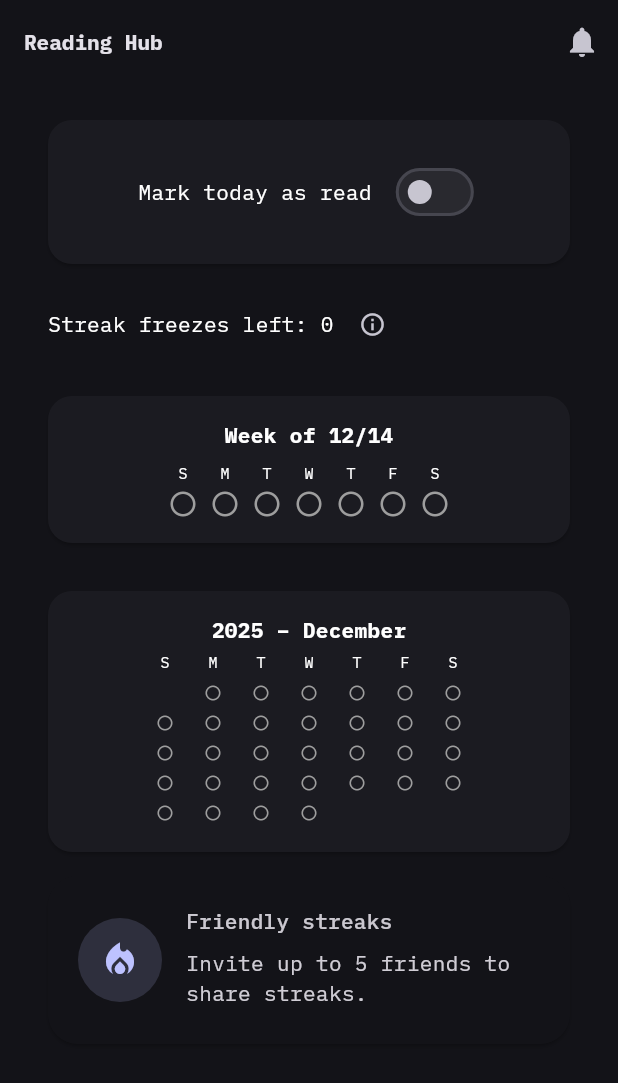
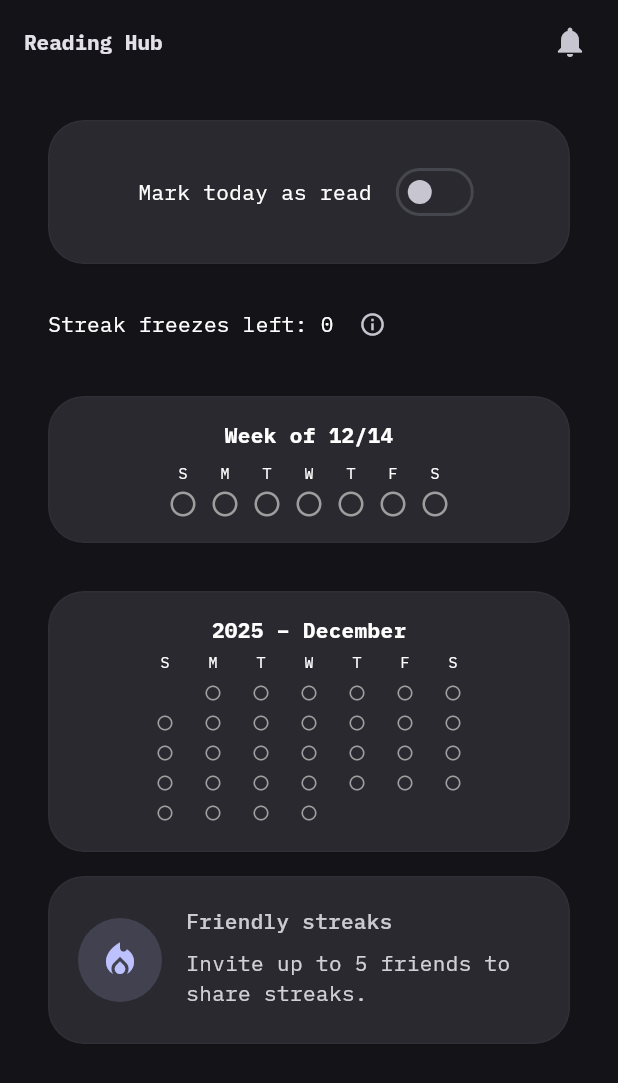
Before and after one commit to Shir0o/bible-read, a Flutter app: the HomePage screen opened directly, on a phone screen of 412 x 824 dp. Shown: the top 1083 px of the screen. Run offline on Flutter 3.47's test engine with Material 3 defaults, Android fonts, the light colour scheme and no system bars; drawn by our look-alikes of custom_refresh_indicator, dynamic_color; our stand-ins replace cached_network_image, cloud_firestore, cloud_functions, firebase_auth, firebase_core, firebase_crashlytics and 8 more; missing offline and left inert: firebase_app_check; accounts and stored records are empty; Roboto replaces fonts that are missing (IBMPlexSans).

Commit message:
Apply Material 3 Expressive design to HomePage
- Refactor HomePage layout to use NestedScrollView and pinned SliverAppBar.
- Update Card styling (common_styles.dart, FriendlyStreakBanner) to use Card.filled with radius 24, elevation 2, and borders.
- Increase NavigationBar height to 88.
- Add staggered entry animations to Home Page content.

```diff
--- a/lib/pages/home_page.dart
+++ b/lib/pages/home_page.dart
@@ -94,7 +94,7 @@ class HomePage extends StatefulWidget {
 }
 
 class _HomePageState extends State<HomePage>
-    with AutomaticKeepAliveClientMixin {
+    with AutomaticKeepAliveClientMixin, SingleTickerProviderStateMixin {
   bool _disposed = false;
   bool _readToday = false;
 
@@ -108,15 +108,20 @@ class _HomePageState extends State<HomePage>
   bool _friendStreakLoading = false;
   late BookAchievementRefresher _bookAchievementRefresher;
 
+  late final AnimationController _animationController;
+
   @override
   void initState() {
     super.initState();
+    _animationController = AnimationController(
+        vsync: this, duration: const Duration(milliseconds: 1000));
     _bookAchievementRefresher = BookAchievementRefresher(
       achievementService: widget.achievementService,
       groupBookAchievementService: widget.groupBookAchievementService,
     );
     _loadReadStatus();
     _loadFriendlyStreak();
+    _animationController.forward();
   }
 
   @override
@@ -545,35 +550,13 @@ class _HomePageState extends State<HomePage>
     super.build(context);
     final colorScheme = Theme.of(context).colorScheme;
     return Scaffold(
-      appBar: AppBar(
-        title: Text('Reading Hub',
-            style: CommonStyles.appBarTitleText(colorScheme)),
       backgroundColor: colorScheme.surface,
-        automaticallyImplyLeading: false,
-        actions: [
-          NotificationButton(
-            service: NotificationService(firestore: widget.firestore),
-            auth: widget.auth,
-            vibrationService: widget.vibrationService,
-          ),
-        ],
-      ),
-      body: Container(
-        decoration:
-            CommonStyles.backgroundDecoration(Theme.of(context).colorScheme),
-        child: LayoutBuilder(
-          builder: (context, constraints) {
-            return ConstrainedBox(
-              constraints: BoxConstraints(minHeight: constraints.maxHeight),
-              child: _buildMainContent(context),
-            );
-          },
-        ),
-      ),
+      body: _buildMainContent(context),
     );
   }
 
   Widget _buildMainContent(BuildContext context) {
+    final colorScheme = Theme.of(context).colorScheme;
     if (widget.auth.currentUser == null) {
       return Center(
         child: Text(
@@ -583,22 +566,60 @@ class _HomePageState extends State<HomePage>
       );
     }
 
-    return StatusRefreshIndicator(
+    return NestedScrollView(
+      headerSliverBuilder: (context, innerBoxIsScrolled) {
+        return [
+          SliverAppBar(
+            title: Text(
+              'Reading Hub',
+              style: CommonStyles.appBarTitleText(colorScheme),
+            ),
+            centerTitle: false,
+            pinned: true,
+            backgroundColor: colorScheme.surface,
+            scrolledUnderElevation: 0,
+            leading: null,
+            automaticallyImplyLeading: false,
+            actions: [
+              NotificationButton(
+                service: NotificationService(firestore: widget.firestore),
+                auth: widget.auth,
+                vibrationService: widget.vibrationService,
+              ),
+              const SizedBox(width: 8),
+            ],
+          ),
+        ];
+      },
+      body: StatusRefreshIndicator(
         onRefresh: _performRefresh,
-      child: SingleChildScrollView(
+        child: CustomScrollView(
           physics: const AlwaysScrollableScrollPhysics(
               parent: BouncingScrollPhysics()),
-        child: Padding(
+          slivers: [
+            SliverPadding(
               padding: const EdgeInsets.only(
                 top: 16.0,
                 bottom: 48,
                 left: 16,
                 right: 16,
               ),
-          child: Column(
-            crossAxisAlignment: CrossAxisAlignment.stretch,
-            children: [
-              ReadStatusSection(
+              sliver: SliverList(
+                  delegate: SliverChildListDelegate([
+                FadeTransition(
+                  opacity: CurvedAnimation(
+                    parent: _animationController,
+                    curve: const Interval(0.0, 0.6, curve: Curves.easeOut),
+                  ),
+                  child: SlideTransition(
+                    position: Tween<Offset>(
+                      begin: const Offset(0, 0.1),
+                      end: Offset.zero,
+                    ).animate(CurvedAnimation(
+                      parent: _animationController,
+                      curve: const Interval(0.0, 0.6, curve: Curves.easeOut),
+                    )),
+                    child: ReadStatusSection(
                       toggleLoading: _toggleLoading,
                       readToday: _readToday,
                       onToggle: _toggleReadStatus,
@@ -606,8 +627,23 @@ class _HomePageState extends State<HomePage>
                       streakFreezesLeft: _streakFreezesLeft,
                       vibrationService: widget.vibrationService,
                     ),
+                  ),
+                ),
                 if (_friendStreakLoading || _friendStreaks != null)
-                FriendlyStreakBanner(
+                  FadeTransition(
+                    opacity: CurvedAnimation(
+                      parent: _animationController,
+                      curve: const Interval(0.2, 0.8, curve: Curves.easeOut),
+                    ),
+                    child: SlideTransition(
+                      position: Tween<Offset>(
+                        begin: const Offset(0, 0.1),
+                        end: Offset.zero,
+                      ).animate(CurvedAnimation(
+                        parent: _animationController,
+                        curve: const Interval(0.2, 0.8, curve: Curves.easeOut),
+                      )),
+                      child: FriendlyStreakBanner(
                         summary: _friendStreaks ?? FriendlyStreakLinksSummary.empty,
                         isLoading: _friendStreakLoading,
                         onTap: () {
@@ -627,8 +663,11 @@ class _HomePageState extends State<HomePage>
                           );
                         },
                       ),
+                    ),
+                  ),
+              ])),
+            ),
           ],
-          ),
         ),
       ),
     );
@@ -637,6 +676,7 @@ class _HomePageState extends State<HomePage>
   @override
   void dispose() {
     _disposed = true;
+    _animationController.dispose();
     super.dispose();
   }
 
--- a/lib/widgets/common_styles.dart
+++ b/lib/widgets/common_styles.dart
@@ -30,16 +30,22 @@ class CommonStyles {
     EdgeInsetsGeometry? margin,
   }) {
     final colorScheme = Theme.of(context).colorScheme;
-    return Card(
-      elevation: 1,
+    return Card.filled(
+      elevation: 2,
+      shadowColor: Colors.black12,
       clipBehavior: Clip.antiAlias,
-      shape: RoundedRectangleBorder(borderRadius: BorderRadius.circular(16)),
+      shape: RoundedRectangleBorder(
+        borderRadius: BorderRadius.circular(24),
+        side: BorderSide(
+          color: colorScheme.outlineVariant.withValues(alpha: 0.2),
+        ),
+      ),
       margin: margin ??
           const EdgeInsets.symmetric(
             horizontal: AppSpacing.hPadding,
             vertical: AppSpacing.vPaddingSmall,
           ),
-      color: colorScheme.surfaceContainerLow,
+      color: colorScheme.surfaceContainerHigh,
       child: Padding(
         padding: const EdgeInsets.all(AppSpacing.hPadding),
         child: child,
@@ -55,17 +61,23 @@ class CommonStyles {
     VoidCallback? onTap,
   }) {
     final colorScheme = Theme.of(context).colorScheme;
-    final radius = BorderRadius.circular(16);
-    return Card(
-      elevation: 1,
+    final radius = BorderRadius.circular(24);
+    return Card.filled(
+      elevation: 2,
+      shadowColor: Colors.black12,
       clipBehavior: Clip.antiAlias,
-      shape: RoundedRectangleBorder(borderRadius: radius),
+      shape: RoundedRectangleBorder(
+        borderRadius: BorderRadius.circular(24),
+        side: BorderSide(
+          color: colorScheme.outlineVariant.withValues(alpha: 0.2),
+        ),
+      ),
       margin: margin ??
           const EdgeInsets.symmetric(
             horizontal: AppSpacing.hPadding,
             vertical: AppSpacing.vPaddingSmall,
           ),
-      color: colorScheme.surfaceContainerLow,
+      color: colorScheme.surfaceContainerHigh,
       child: InkWell(
         onTap: onTap,
         borderRadius: radius,
--- a/lib/widgets/friendly_streak_banner.dart
+++ b/lib/widgets/friendly_streak_banner.dart
@@ -33,14 +33,21 @@ class FriendlyStreakBanner extends StatelessWidget {
     final reachedLimit =
         activeLinks.length >= FriendService.maxActiveStreakLinks;
 
-    return Card(
+    return Card.filled(
+      elevation: 2,
+      shadowColor: Colors.black12,
       margin: const EdgeInsets.symmetric(
         horizontal: AppSpacing.hPadding,
         vertical: AppSpacing.vPaddingSmall,
       ),
-      color: cardColor,
+      color: colorScheme.surfaceContainerHigh,
       clipBehavior: Clip.antiAlias,
-      shape: RoundedRectangleBorder(borderRadius: BorderRadius.circular(20)),
+      shape: RoundedRectangleBorder(
+        borderRadius: BorderRadius.circular(24),
+        side: BorderSide(
+          color: colorScheme.outlineVariant.withValues(alpha: 0.2),
+        ),
+      ),
       child: InkWell(
         onTap: onTap,
         child: Padding(
--- a/lib/widgets/responsive_scaffold.dart
+++ b/lib/widgets/responsive_scaffold.dart
@@ -96,6 +96,7 @@ class ResponsiveScaffold extends StatelessWidget {
           : NavigationBar(
               selectedIndex: safeSelected,
               onDestinationSelected: onDestinationSelected,
+              height: 88,
               labelBehavior: NavigationDestinationLabelBehavior.alwaysShow,
               destinations: animatedDestinations,
             ),
```
Lines whose indentation alone changed are shown as unchanged.
